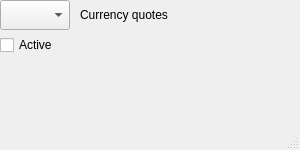
Qt form Pet_Project_Bitcoin_Currency_Quotes/mainwindow.ui (AgentCent/Pet_Project_Bitcoin_Currency_Quotes) before a commit.
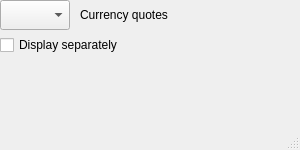
The same form after that commit.

```diff
--- a/Pet_Project_Bitcoin_Currency_Quotes/mainwindow.ui
+++ b/Pet_Project_Bitcoin_Currency_Quotes/mainwindow.ui
@@ -42,12 +42,12 @@
      <rect>
       <x>0</x>
       <y>30</y>
-      <width>70</width>
+      <width>121</width>
       <height>30</height>
      </rect>
     </property>
     <property name="text">
-     <string>Active</string>
+     <string>Display separately</string>
     </property>
    </widget>
   </widget>
```
Left out of the diff: 6 changed lines with no effect on the pictures.
